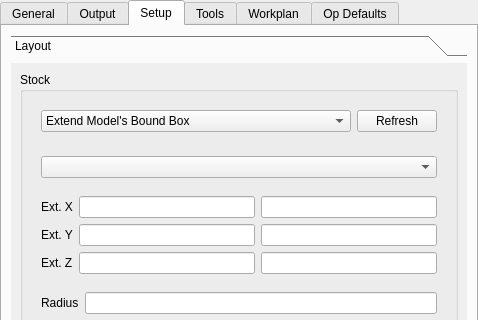
Before: the Qt Designer form src/Mod/Path/Gui/Resources/panels/PathEdit.ui in Vaerks/SimpleCAM, drawn with Qt 5; both pictures show x 0 to 478 and y 0 to 320 of the 478 by 1310 pixel window.
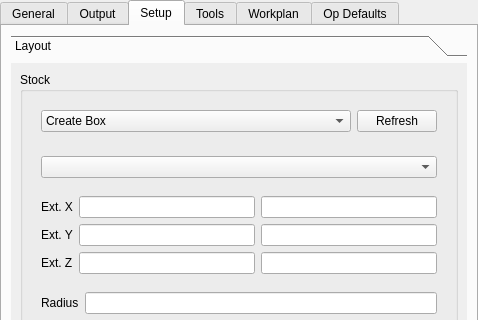
After: the same form once the commit is applied. Icons and pictures are not drawn. Custom widgets are drawn as their Qt base class.

The edit to the form file:
```diff
--- a/src/Mod/Path/Gui/Resources/panels/PathEdit.ui
+++ b/src/Mod/Path/Gui/Resources/panels/PathEdit.ui
@@ -205,8 +205,8 @@
         <rect>
          <x>0</x>
          <y>0</y>
-         <width>454</width>
-         <height>1210</height>
+         <width>460</width>
+         <height>1231</height>
         </rect>
        </property>
        <attribute name="label">
@@ -234,7 +234,7 @@
                  </sizepolicy>
                 </property>
                 <property name="currentIndex">
-                 <number>2</number>
+                 <number>0</number>
                 </property>
                 <item>
                  <property name="text">
```
Left out of the diff: 21 changed lines with no effect on the pictures.
